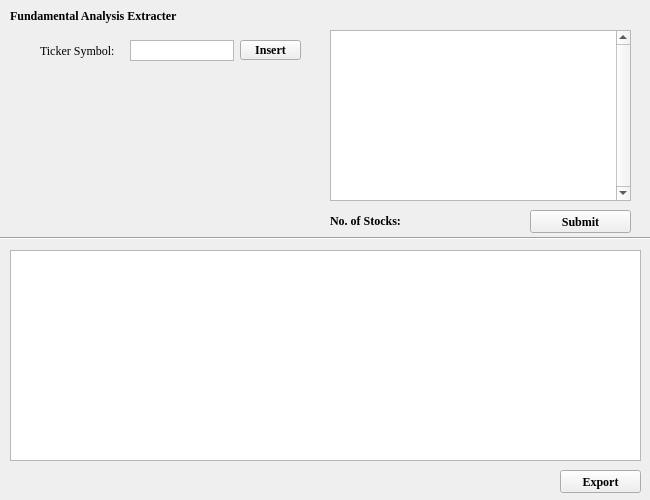
The window that ScrapperUIV2.ui (limseowchong/peakybuyerscrapper) describes before a commit, drawn with Qt 5.
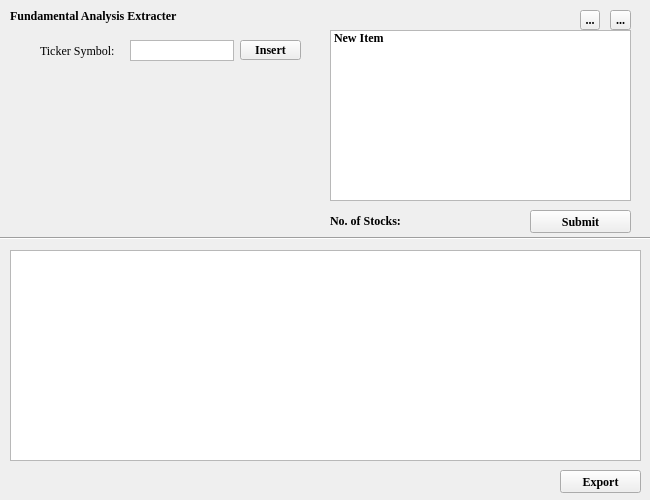
The same window after the commit.

Commit message:
Addition of buttons and edits to ListView
1) Checkable ListViewItem
2) Added Reset and Clear buttons for future implementations

The edit to the form file:
```diff
--- a/ScrapperUIV2.ui
+++ b/ScrapperUIV2.ui
@@ -189,12 +189,29 @@
       <height>171</height>
      </rect>
     </property>
+    <property name="sizePolicy">
+     <sizepolicy hsizetype="Fixed" vsizetype="Fixed">
+      <horstretch>0</horstretch>
+      <verstretch>0</verstretch>
+     </sizepolicy>
+    </property>
     <property name="verticalScrollBarPolicy">
-     <enum>Qt::ScrollBarAlwaysOn</enum>
+     <enum>Qt::ScrollBarAsNeeded</enum>
     </property>
     <property name="currentRow">
      <number>-1</number>
     </property>
+    <item>
+     <property name="text">
+      <string>New Item</string>
+     </property>
+     <property name="checkState">
+      <enum>Unchecked</enum>
+     </property>
+     <property name="flags">
+      <set>ItemIsSelectable|ItemIsEditable|ItemIsDragEnabled|ItemIsUserCheckable|ItemIsEnabled</set>
+     </property>
+    </item>
    </widget>
    <widget class="QPushButton" name="submitBtn">
     <property name="geometry">
@@ -228,6 +245,32 @@
      <bool>true</bool>
     </property>
    </widget>
+   <widget class="QToolButton" name="toolButton">
+    <property name="geometry">
+     <rect>
+      <x>610</x>
+      <y>10</y>
+      <width>21</width>
+      <height>20</height>
+     </rect>
+    </property>
+    <property name="text">
+     <string>...</string>
+    </property>
+   </widget>
+   <widget class="QToolButton" name="toolButton_2">
+    <property name="geometry">
+     <rect>
+      <x>580</x>
+      <y>10</y>
+      <width>20</width>
+      <height>20</height>
+     </rect>
+    </property>
+    <property name="text">
+     <string>...</string>
+    </property>
+   </widget>
   </widget>
  </widget>
  <resources/>
```
